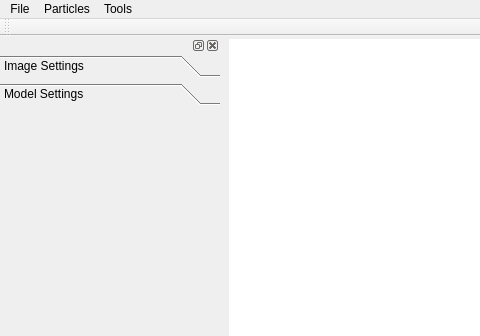
First picture: the form in itkProjects/Particles/simul2d.ui, repository SadeghMSalehi/gradworks, before the edit; both pictures show x 0 to 480 and y 0 to 336 of the 934 by 849 pixel window.
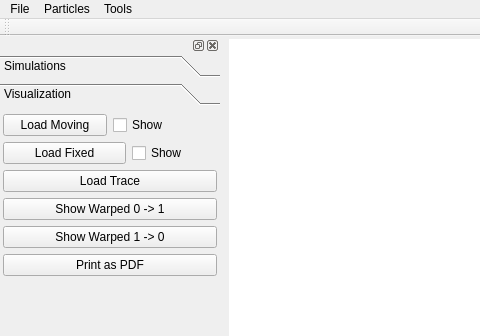
Second picture: the form after the edit. The open tabs and pages were chosen to show the change. Custom widgets are drawn as their Qt base class.

The edit to the form file:
```diff
--- a/itkProjects/Particles/simul2d.ui
+++ b/itkProjects/Particles/simul2d.ui
@@ -122,7 +122,7 @@
          </rect>
         </property>
         <attribute name="label">
-         <string>Image Settings</string>
+         <string>Simulations</string>
         </attribute>
         <layout class="QVBoxLayout" name="verticalLayout_7">
          <property name="spacing">
@@ -202,22 +202,96 @@
           <x>0</x>
           <y>0</y>
           <width>280</width>
-          <height>653</height>
+          <height>665</height>
          </rect>
         </property>
         <attribute name="label">
-         <string>Model Settings</string>
+         <string>Visualization</string>
         </attribute>
-        <layout class="QHBoxLayout" name="horizontalLayout_5">
+        <layout class="QVBoxLayout" name="verticalLayout_2">
          <item>
-          <spacer name="verticalSpacer_2">
+          <layout class="QHBoxLayout" name="horizontalLayout">
+           <item>
+            <widget class="QPushButton" name="loadMoving">
+             <property name="text">
+              <string>Load Moving</string>
+             </property>
+            </widget>
+           </item>
+           <item>
+            <widget class="QCheckBox" name="checkBox">
+             <property name="text">
+              <string>Show</string>
+             </property>
+            </widget>
+           </item>
+          </layout>
+         </item>
+         <item>
+          <layout class="QHBoxLayout" name="horizontalLayout_3">
+           <item>
+            <widget class="QPushButton" name="loadFixed">
+             <property name="minimumSize">
+              <size>
+               <width>123</width>
+               <height>0</height>
+              </size>
+             </property>
+             <property name="text">
+              <string>Load Fixed</string>
+             </property>
+            </widget>
+           </item>
+           <item>
+            <widget class="QCheckBox" name="checkBox_2">
+             <property name="text">
+              <string>Show</string>
+             </property>
+            </widget>
+           </item>
+          </layout>
+         </item>
+         <item>
+          <layout class="QVBoxLayout" name="verticalLayout">
+           <item>
+            <widget class="QPushButton" name="pushButton_3">
+             <property name="text">
+              <string>Load Trace</string>
+             </property>
+            </widget>
+           </item>
+           <item>
+            <widget class="QPushButton" name="pushButton_4">
+             <property name="text">
+              <string>Show Warped 0 -&gt; 1</string>
+             </property>
+            </widget>
+           </item>
+           <item>
+            <widget class="QPushButton" name="pushButton_6">
+             <property name="text">
+              <string>Show Warped 1 -&gt; 0</string>
+             </property>
+            </widget>
+           </item>
+           <item>
+            <widget class="QPushButton" name="pushButton_5">
+             <property name="text">
+              <string>Print as PDF</string>
+             </property>
+            </widget>
+           </item>
+          </layout>
+         </item>
+         <item>
+          <spacer name="verticalSpacer">
            <property name="orientation">
             <enum>Qt::Vertical</enum>
            </property>
            <property name="sizeHint" stdset="0">
             <size>
              <width>20</width>
-             <height>411</height>
+             <height>410</height>
             </size>
            </property>
           </spacer>
```
Left out of the diff: 4 changed lines with no effect on the pictures.
